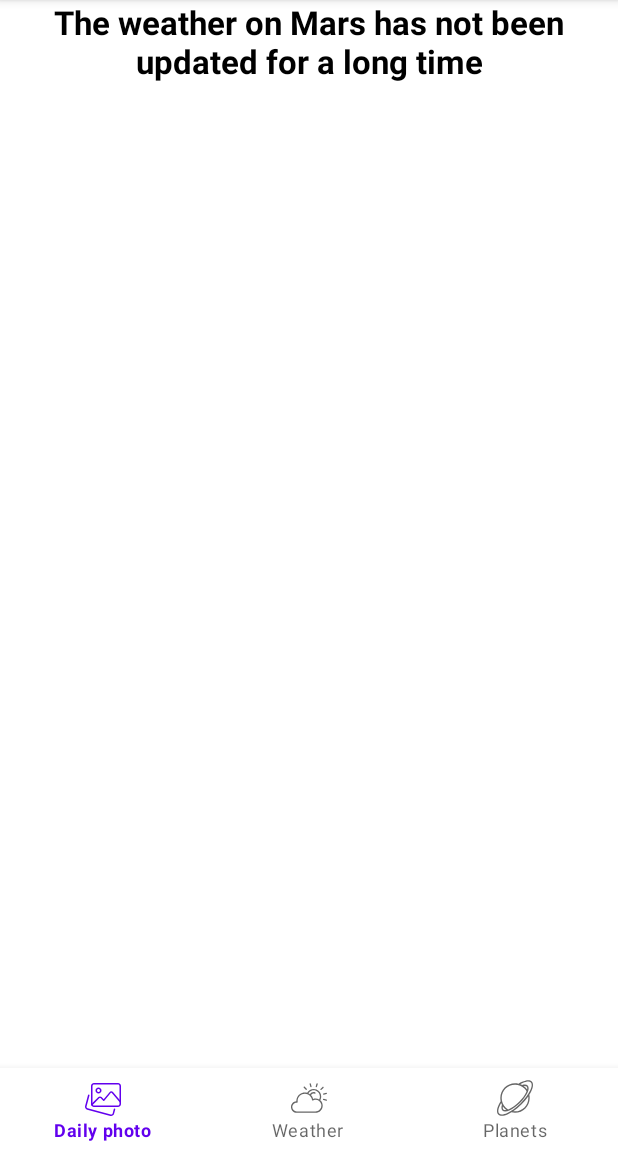
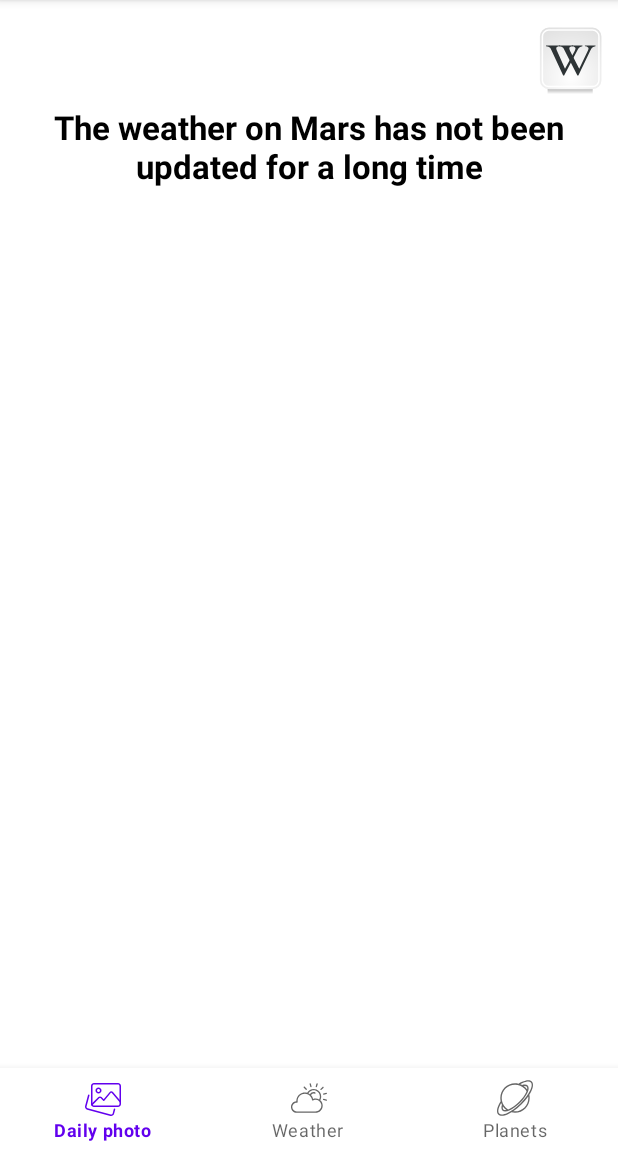
Before and after one commit to BaranovaElena/NasaApplication, an Android app: the fragment MarsWeatherFragment placed in its activity, on a phone screen of 412 x 824 dp, the part 84-1236 px from its top. Run offline under Robolectric (Android 15) with nearby library versions, the phone set to English and light mode, and no system bars; libraries missing offline, so code that uses them is left out: by.kirich1409.viewbindingdelegate; 4 statements that could not run were skipped.

Commit message:
hw4: сделана выезжающая строка при нажатии на иконку википедии (MotionLayout в окне с фото с погодой на марсе)

```diff
--- a/app/build.gradle
+++ b/app/build.gradle
@@ -63,7 +63,7 @@ dependencies {
     //androidx
     implementation 'androidx.core:core-ktx:1.6.0'
     implementation 'androidx.appcompat:appcompat:1.3.1'
-    implementation 'androidx.constraintlayout:constraintlayout:2.1.0'
+    implementation 'androidx.constraintlayout:constraintlayout:2.1.1'
 
     //material
     implementation 'com.google.android.material:material:1.4.0'
--- /dev/null
+++ b/app/src/main/res/drawable/ic_wikipedia.xml
@@ -0,0 +1,63 @@
+<vector xmlns:android="http://schemas.android.com/apk/res/android"
+    xmlns:aapt="http://schemas.android.com/aapt"
+    android:width="48dp"
+    android:height="48dp"
+    android:viewportWidth="48"
+    android:viewportHeight="48">
+  <path
+      android:pathData="M9.0816,37.4023l30.0585,0l0,9.9822l-30.0585,0z"
+      android:strokeAlpha="0.402062"
+      android:fillAlpha="0.402062">
+    <aapt:attr name="android:fillColor">
+      <gradient
+          android:startY="37.402325"
+          android:startX="20.46475"
+          android:endY="47.384483"
+          android:endX="20.46475"
+          android:type="linear">
+        <item android:offset="0" android:color="#00000000"/>
+        <item android:offset="0.5" android:color="#FF000000"/>
+        <item android:offset="1" android:color="#00000000"/>
+      </gradient>
+    </aapt:attr>
+  </path>
+  <path
+      android:pathData="m39.1402,37.4027l0,9.9816c3.2058,0.0188 7.75,-2.2364 7.75,-4.9914 0,-2.7551 -3.5774,-4.9902 -7.75,-4.9902z"
+      android:strokeAlpha="0.402062"
+      android:fillAlpha="0.402062">
+  </path>
+  <path
+      android:pathData="m9.0816,37.4027l0,9.9816c-3.2058,0.0188 -7.75,-2.2364 -7.75,-4.9914 0,-2.7551 3.5774,-4.9902 7.75,-4.9902z"
+      android:strokeAlpha="0.402062"
+      android:fillAlpha="0.402062">
+  </path>
+  <path
+      android:strokeWidth="1"
+      android:pathData="M9.8696,3.5233L39.0218,3.5233A5.4548,5.4548 0,0 1,44.4767 8.9782L44.4767,38.1304A5.4548,5.4548 0,0 1,39.0218 43.5853L9.8696,43.5853A5.4548,5.4548 0,0 1,4.4147 38.1304L4.4147,8.9782A5.4548,5.4548 0,0 1,9.8696 3.5233z"
+      android:strokeLineJoin="bevel"
+      android:fillType="evenOdd"
+      android:strokeColor="#9b9b9b">
+    <aapt:attr name="android:fillColor">
+      <gradient
+          android:gradientRadius="40.96046"
+          android:centerX="24.44569"
+          android:centerY="35.87816"
+          android:type="radial">
+        <item android:offset="0" android:color="#FFFFFFFF"/>
+        <item android:offset="1" android:color="#FFDCDCDC"/>
+      </gradient>
+    </aapt:attr>
+  </path>
+  <path
+      android:strokeWidth="1"
+      android:pathData="M9.84,4.706L39.0513,4.706A4.2426,4.2426 0,0 1,43.294 8.9486L43.294,38.16A4.2426,4.2426 0,0 1,39.0513 42.4026L9.84,42.4026A4.2426,4.2426 0,0 1,5.5974 38.16L5.5974,8.9486A4.2426,4.2426 0,0 1,9.84 4.706z"
+      android:strokeLineJoin="bevel"
+      android:fillColor="#00000000"
+      android:strokeColor="#fff"/>
+  <path
+      android:pathData="m32.298,15l0,0.5335c-0.8122,0.125 -1.427,0.3461 -1.8443,0.6633 -0.5979,0.4711 -1.1281,1.192 -1.5905,2.1629l-8.787,16.6402l-0.6261,0l-7.8121,-16.8565c-0.4399,-0.8652 -0.7501,-1.3939 -0.9306,-1.5862 -0.282,-0.298 -0.6317,-0.5287 -1.0491,-0.6921 -0.4061,-0.173 -0.9588,-0.2836 -1.6582,-0.3317l0,-0.5335l9.374,0l0,0.5335c-1.0604,0.0865 -1.7485,0.2403 -2.0643,0.4614 -0.3159,0.2211 -0.4738,0.5047 -0.4738,0.8508 -0,0.4807 0.2594,1.2305 0.7783,2.2495l5.0541,11.4636 6.1981,-11.3194c0.5302,-1.1151 0.7952,-1.889 0.7953,-2.3216 -0,-0.2788 -0.1636,-0.5431 -0.4907,-0.7931 -0.3272,-0.2595 -0.8799,-0.4422 -1.6582,-0.5479 -0.0564,-0.0096 -0.1523,-0.024 -0.2876,-0.0433l0,-0.5335z"
+      android:fillColor="#2e3436"/>
+  <path
+      android:pathData="m41,15l0,0.5335c-0.8122,0.125 -1.427,0.3461 -1.8443,0.6633 -0.5979,0.4711 -1.1281,1.192 -1.5905,2.1629l-8.0034,16.6402l-0.6261,0l-8.5957,-16.8565c-0.4399,-0.8652 -0.7502,-1.3939 -0.9306,-1.5862 -0.282,-0.298 -0.6317,-0.5287 -1.0491,-0.6921 -0.4061,-0.173 -0.9588,-0.2836 -1.6582,-0.3317l0,-0.5335l9.374,0l0,0.5335c-1.0604,0.0865 -1.7485,0.2403 -2.0643,0.4614 -0.3159,0.2211 -0.4738,0.5047 -0.4738,0.8508 -0,0.4807 0.2594,1.2305 0.7783,2.2495l5.8376,11.4636 5.4146,-11.3194c0.5302,-1.1151 0.7952,-1.889 0.7953,-2.3216 -0,-0.2788 -0.1636,-0.5431 -0.4907,-0.7931 -0.3272,-0.2595 -0.8799,-0.4422 -1.6582,-0.5479 -0.0564,-0.0096 -0.1523,-0.024 -0.2876,-0.0433l0,-0.5335z"
+      android:fillColor="#2e3436"/>
+</vector>
--- a/app/src/main/res/layout/fragment_mars_weather.xml
+++ b/app/src/main/res/layout/fragment_mars_weather.xml
@@ -1,18 +1,61 @@
 <?xml version="1.0" encoding="utf-8"?>
-<FrameLayout xmlns:android="http://schemas.android.com/apk/res/android"
+<androidx.constraintlayout.widget.ConstraintLayout xmlns:android="http://schemas.android.com/apk/res/android"
     xmlns:tools="http://schemas.android.com/tools"
     android:layout_width="match_parent"
     android:layout_height="match_parent"
+    xmlns:app="http://schemas.android.com/apk/res-auto"
     android:background="?attr/colorOnPrimary"
+    android:padding="@dimen/mars_padding_default"
     tools:context=".ui.weather.mars.MarsWeatherFragment">
 
-    <TextView
-        android:id="@+id/mars_weather_title_text_view"
+    <androidx.constraintlayout.motion.widget.MotionLayout
+        android:id="@+id/mars_weather_root_layout"
         android:layout_width="match_parent"
-        android:layout_height="wrap_content"
-        android:textAlignment="center"
-        android:text="@string/mars_weather_title_text"
-        android:textSize="@dimen/mars_weather_title_text_size"
-        android:textStyle="bold"/>
+        android:layout_height="match_parent"
+        app:layout_constraintTop_toTopOf="parent"
+        app:layout_constraintBottom_toBottomOf="parent"
+        app:layout_constraintStart_toStartOf="parent"
+        app:layout_constraintEnd_toEndOf="parent"
+        app:layoutDescription="@xml/motion_scene">
 
-</FrameLayout>
+        <com.google.android.material.textfield.TextInputLayout
+            android:id="@+id/mars_weather_wiki_input_layout"
+            style="@style/Widget.MaterialComponents.TextInputLayout.OutlinedBox"
+            android:layout_width="match_parent"
+            android:layout_height="wrap_content"
+            android:hint="@string/mars_weather_search_wiki_hint"
+            app:layout_constraintTop_toTopOf="parent"
+            app:layout_constraintBottom_toTopOf="@+id/mars_weather_title_text_view"
+            app:layout_constraintStart_toStartOf="parent">
+
+            <com.google.android.material.textfield.TextInputEditText
+                android:id="@+id/mars_weather_wiki_input_edit_text"
+                android:layout_width="match_parent"
+                android:layout_height="wrap_content"
+                android:inputType="text" />
+        </com.google.android.material.textfield.TextInputLayout>
+
+        <androidx.appcompat.widget.AppCompatImageView
+            android:id="@+id/mars_weather_wiki_image_view"
+            android:layout_width="wrap_content"
+            android:layout_height="wrap_content"
+            app:layout_constraintEnd_toEndOf="parent"
+            app:layout_constraintTop_toTopOf="@+id/mars_weather_wiki_input_layout"
+            app:layout_constraintBottom_toBottomOf="@+id/mars_weather_wiki_input_layout"
+            app:srcCompat="@drawable/ic_wikipedia" />
+
+        <TextView
+            android:id="@+id/mars_weather_title_text_view"
+            android:layout_width="match_parent"
+            android:layout_height="wrap_content"
+            app:layout_constraintTop_toBottomOf="@id/mars_weather_wiki_input_layout"
+            app:layout_constraintStart_toStartOf="parent"
+            app:layout_constraintEnd_toEndOf="parent"
+            android:text="@string/mars_weather_title_text"
+            android:textAlignment="center"
+            android:textSize="@dimen/mars_weather_title_text_size"
+            android:textStyle="bold" />
+
+    </androidx.constraintlayout.motion.widget.MotionLayout>
+
+</androidx.constraintlayout.widget.ConstraintLayout>
--- a/app/src/main/res/values/strings.xml
+++ b/app/src/main/res/values/strings.xml
@@ -29,6 +29,7 @@
     <string name="weather_tab_mars_title">At Mars</string>
     <string name="space_weather_title_text">Space Weather Notifications</string>
     <string name="mars_weather_title_text">The weather on Mars has not been updated for a long time</string>
+    <string name="mars_weather_search_wiki_hint">Search in Wiki</string>
 
     <!-- planets fragment -->
     <string name="planets_tab_earth_title">Earth</string>
--- /dev/null
+++ b/app/src/main/res/xml/motion_scene.xml
@@ -0,0 +1,49 @@
+<?xml version="1.0" encoding="utf-8"?>
+<MotionScene xmlns:motion="http://schemas.android.com/apk/res-auto"
+    xmlns:android="http://schemas.android.com/apk/res/android"
+    xmlns:app="http://schemas.android.com/apk/res-auto">
+
+    <Transition
+        motion:constraintSetStart="@+id/start_state"
+        motion:constraintSetEnd="@+id/end_state"
+        motion:duration="500">
+        <OnClick motion:targetId="@id/mars_weather_wiki_image_view" />
+    </Transition>
+
+    <ConstraintSet android:id="@+id/start_state">
+        <Constraint
+            android:id="@+id/mars_weather_wiki_image_view"
+            android:layout_width="wrap_content"
+            android:layout_height="wrap_content"
+            app:layout_constraintEnd_toEndOf="parent"
+            app:layout_constraintTop_toTopOf="@+id/mars_weather_wiki_input_layout"
+            app:layout_constraintBottom_toBottomOf="@+id/mars_weather_wiki_input_layout" />
+        <Constraint
+            android:id="@+id/mars_weather_wiki_input_layout"
+            android:layout_width="match_parent"
+            android:layout_height="wrap_content"
+            android:visibility="invisible"
+            app:layout_constraintTop_toTopOf="parent"
+            app:layout_constraintBottom_toTopOf="@+id/mars_weather_title_text_view"
+            app:layout_constraintStart_toStartOf="parent"/>
+    </ConstraintSet>
+
+    <ConstraintSet android:id="@+id/end_state">
+        <Constraint
+            android:id="@+id/mars_weather_wiki_image_view"
+            android:layout_width="wrap_content"
+            android:layout_height="wrap_content"
+            app:layout_constraintStart_toStartOf="parent"
+            app:layout_constraintTop_toTopOf="@+id/mars_weather_wiki_input_layout"
+            motion:layout_constraintEnd_toStartOf="@+id/mars_weather_wiki_input_layout"
+            app:layout_constraintBottom_toBottomOf="@+id/mars_weather_wiki_input_layout" />
+        <Constraint
+            android:id="@+id/mars_weather_wiki_input_layout"
+            android:layout_width="0dp"
+            android:layout_height="wrap_content"
+            app:layout_constraintTop_toTopOf="parent"
+            app:layout_constraintBottom_toTopOf="@+id/mars_weather_title_text_view"
+            app:layout_constraintStart_toEndOf="@+id/mars_weather_wiki_image_view"
+            motion:layout_constraintEnd_toEndOf="parent"/>
+    </ConstraintSet>
+</MotionScene>
```
Also changed, not shown: 1 other file.
